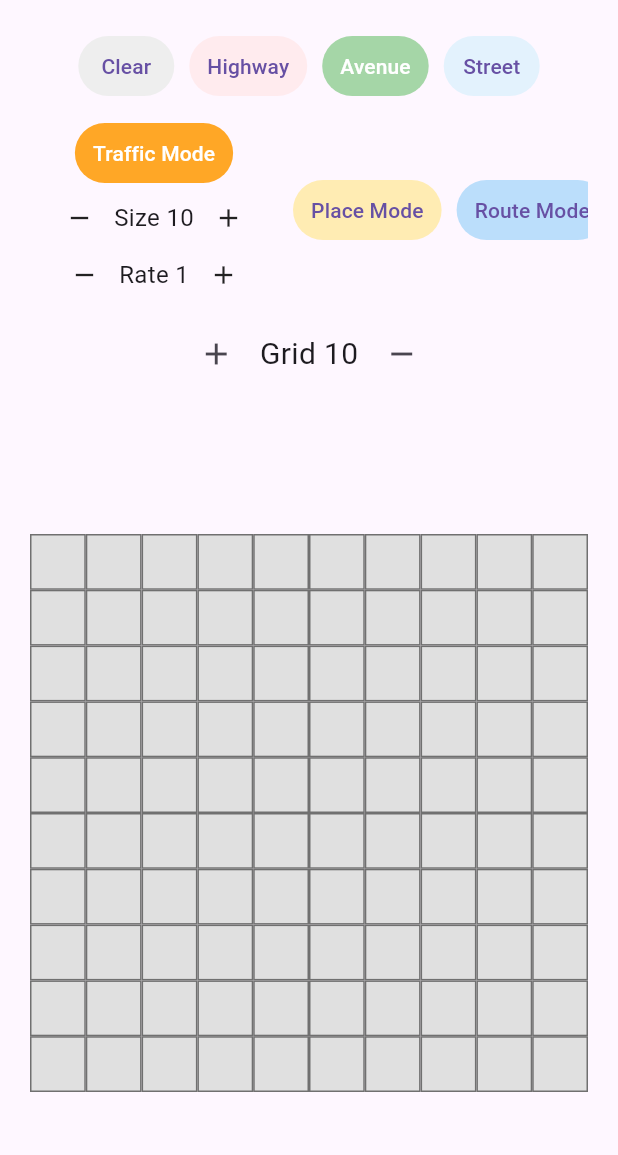
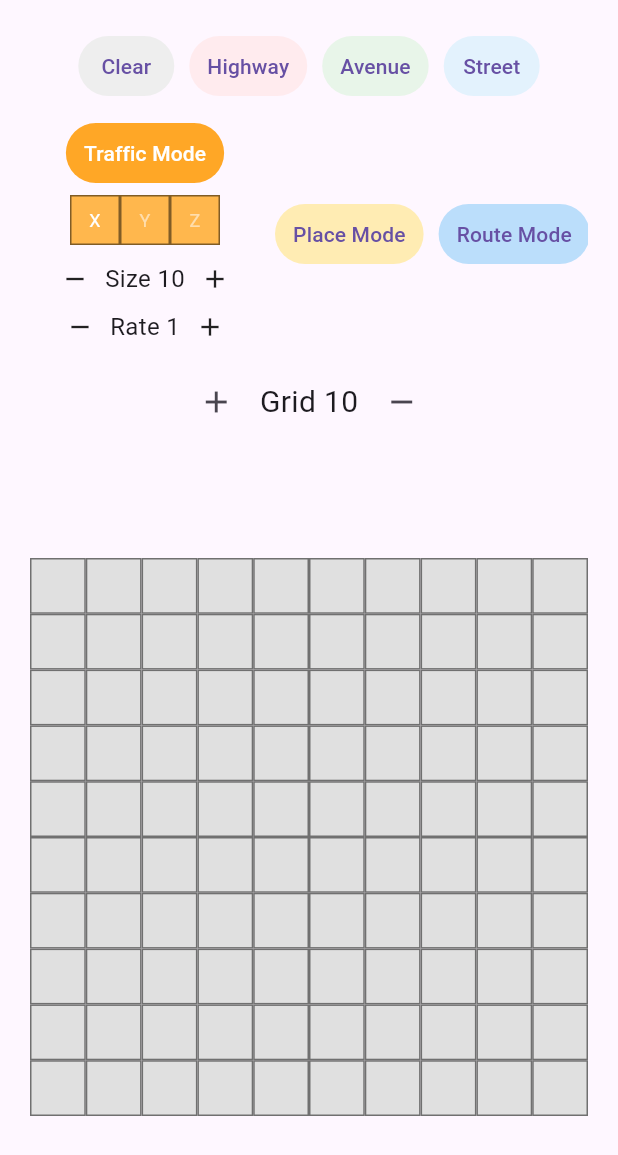
Before and after one commit to leop-contreras/ia-streets, a Flutter app: the screen it shows after launch, after a tap on "Traffic Mode", on a phone screen of 412 x 824 dp. Shown: the top 1155 px of the screen. Run offline on Flutter 3.47's test engine with Material 3 defaults, Android fonts, the light colour scheme and no system bars; our stand-ins replace flutter_dotenv.

Commit message:
Added the traffic mode menu

```diff
--- a/front/lib/actions.dart
+++ b/front/lib/actions.dart
@@ -128,8 +128,8 @@ class _ActionsBarState extends State<ActionsBar> {
                   Column(
                     children: [
                       TextButton(
-                        onPressed: //provider.changeOption(OptionType.route)
-                            () => provider.generatePath(),
+                        onPressed:
+                            () => provider.changeOption(OptionType.route),
                         style: TextButton.styleFrom(
                           backgroundColor:
                               provider.selectedOption == OptionType.route
--- a/front/lib/providers/boxManagerProvider.dart
+++ b/front/lib/providers/boxManagerProvider.dart
@@ -13,6 +13,7 @@ class BoxManagerProvider extends ChangeNotifier{
   List<int> _routeBoxIndexes = [];
   int _usedPlaces = 0;
   int _selectedPlaceIndex = 0;
+  int _selectedTrafficIndex = 0;
   List<Map<String,dynamic>> _places = [
     {
       "name":'A',
@@ -42,12 +43,26 @@ class BoxManagerProvider extends ChangeNotifier{
   int _gridSize = 10;
   RoadTypes _selectedBoxType = RoadTypes.avenue;
   final _boxColors = [Colors.grey[300], Colors.red[300], Colors.green[300], Colors.blue[300], Colors.amber];
-  List<Map<String,dynamic>> _traffics = [{
-        "description": "Chilangos Love",
+  List<Map<String,dynamic>> _traffics = [
+    {
+        "name": "X",
         "size":10,
         "rate":1,
         "indices": []
-    }];
+    },
+    {
+        "name": "Y",
+        "size":10,
+        "rate":1,
+        "indices": []
+    },
+    {
+        "name": "Z",
+        "size":10,
+        "rate":1,
+        "indices": []
+    }
+    ];
   List<int> _bordersTrafficWeight = [];
 
 
@@ -163,7 +178,7 @@ class BoxManagerProvider extends ChangeNotifier{
               "streets":[]
           },
           "places": [],
-          "traffic": []
+          "traffics": []
       },
       "trips": []
     };
@@ -184,22 +199,21 @@ class BoxManagerProvider extends ChangeNotifier{
       }
     }
 
-    List<List<int>> traffic_coords = [];
-    for(var i = 0; i < _traffics[0]['indices'].length; i++){
-      traffic_coords.add(getCoords(_traffics[0]['indices'][i]));
+    for(var i = 0; i < traffics.length; i++){
+      if(traffics[i]['indices'].length > 0){
+        List<List<int>> traffic_coords = [];
+        for(var i = 0; i < _traffics[i]['indices'].length; i++){
+          traffic_coords.add(getCoords(_traffics[i]['indices'][i]));
+        }
+        Map<String,dynamic> traffic = {
+          "name": traffics[i]['name'],
+          "size": traffics[i]['size'],
+          "rate": traffics[i]['rate'],
+          "coords": traffic_coords
+        };
+        payload['map']['traffics'].add(traffic);
+      }
     }
-
-    List<dynamic> trafficCoords = [];
-    for(int index in _traffics[0]['indices']) {
-      trafficCoords.add(getCoords(index));
-    }
-
-    payload['map']['traffic'] = [{
-        "description": _traffics[0]['description'],
-        "size": _traffics[0]['size'],
-        "rate": _traffics[0]['rate'],
-        "coords": trafficCoords
-    }];
 
     for(var i = 0; i < places.length; i++){
         if(places[i]['index'] != -1){
@@ -266,7 +280,6 @@ class BoxManagerProvider extends ChangeNotifier{
     for (var i = 0; i < _traffics.length; i++){
       for (var j = 0; j < _traffics[i]['indices'].length; j++){
         int trafficWeight = (_traffics[i]['size'] * _traffics[i]['rate']).round();
-        print(trafficWeight);
         try{
           _bordersTrafficWeight[_traffics[i]['indices'][j]] += trafficWeight;
         }catch (e) {
@@ -303,10 +316,12 @@ class BoxManagerProvider extends ChangeNotifier{
     final bool isToggleOn = selectedOptionType != selectedOption ? true : false;
     selectedOption = isToggleOn ? selectedOptionType : OptionType.none;
     switch(selectedOptionType){
-      case OptionType.avenue: selectedBoxType = isToggleOn ? RoadTypes.avenue : RoadTypes.none;
-      case OptionType.highway: selectedBoxType = isToggleOn ? RoadTypes.highway : RoadTypes.none;
-      case OptionType.street: selectedBoxType = isToggleOn ? RoadTypes.street : RoadTypes.none;
-      case OptionType.place: selectedBoxType = isToggleOn ? RoadTypes.place : RoadTypes.none;
+      case OptionType.avenue: selectedBoxType = isToggleOn ? RoadTypes.avenue : RoadTypes.none; break;
+      case OptionType.highway: selectedBoxType = isToggleOn ? RoadTypes.highway : RoadTypes.none; break;
+      case OptionType.street: selectedBoxType = isToggleOn ? RoadTypes.street : RoadTypes.none; break;
+      case OptionType.place: selectedBoxType = isToggleOn ? RoadTypes.place : RoadTypes.none; break;
+      case OptionType.traffic: selectedBoxType = RoadTypes.none; break;
+      case OptionType.route: selectedBoxType = RoadTypes.none; break;
       default: break;
     }
     notifyListeners();
@@ -344,6 +359,7 @@ class BoxManagerProvider extends ChangeNotifier{
   List<int> get bordersTrafficWeight => _bordersTrafficWeight;
   OptionType get selectedOption => _selectedOption;
   int get selectedPlaceIndex => _selectedPlaceIndex;
+  int get selectedTrafficIndex => _selectedTrafficIndex;
 
   //SETTERS
   set selectedBoxType (RoadTypes newValue){
@@ -401,4 +417,9 @@ class BoxManagerProvider extends ChangeNotifier{
     _selectedPlaceIndex = newValue;
     notifyListeners();
   }
+
+  set selectedTrafficIndex (int newValue){
+    _selectedTrafficIndex = newValue;
+    notifyListeners();
+  }
 }
--- a/front/lib/widgets/actionWidget.dart
+++ b/front/lib/widgets/actionWidget.dart
@@ -85,11 +85,11 @@ class SizerButton extends StatelessWidget {
         borderRadius: BorderRadius.circular(100), // Optional rounded corners
         onTap: () {
           isSize
-              ? provider.updateTrafficSize(0, isAdd)
-              : provider.updateTrafficRate(0, isAdd);
+              ? provider.updateTrafficSize(provider.selectedTrafficIndex, isAdd)
+              : provider.updateTrafficRate(provider.selectedTrafficIndex, isAdd);
         },
         child: Padding(
-          padding: EdgeInsets.all(9),
+          padding: EdgeInsets.all(6),
           child: Icon(isAdd ? Icons.add : Icons.remove, size: 20),
         ),
       ),
--- a/front/lib/widgets/floatingOptions.dart
+++ b/front/lib/widgets/floatingOptions.dart
@@ -3,7 +3,7 @@ import 'package:provider/provider.dart';
 import '../providers/boxManagerProvider.dart';
 import 'actionWidget.dart';
 
-class TrafficModeOptions extends StatelessWidget {
+class TrafficModeOptions extends StatefulWidget {
   const TrafficModeOptions({
     super.key,
     required this.provider,
@@ -12,13 +12,60 @@ class TrafficModeOptions extends StatelessWidget {
   final BoxManagerProvider provider;
 
   @override
+  State<TrafficModeOptions> createState() => _TrafficModeOptionsState();
+}
+
+class _TrafficModeOptionsState extends State<TrafficModeOptions> {
+  @override
   Widget build(BuildContext context) {
+    final provider = Provider.of<BoxManagerProvider>(context, listen: false);
+
     return Padding(
       padding: EdgeInsets.only(left: 8.0, right: 8.0),
       child: Column(
         key: ValueKey('traffic_controls'),
         mainAxisSize: MainAxisSize.min,
         children: [
+          Padding(
+            padding: const EdgeInsets.only(top: 4.0),
+            child: Row(
+                mainAxisSize: MainAxisSize.min,
+                children: [
+                  Container(
+                    height: 40,
+                    width: 100,
+                    child: GridView.count(
+                      crossAxisCount: 3,
+                      shrinkWrap: true,
+                      physics: NeverScrollableScrollPhysics(),
+                      children: List.generate(widget.provider.traffics.length, (index) {
+                        return GestureDetector(
+                          onTap: () {
+                            setState(() {
+                              provider.selectedTrafficIndex = index;
+                            });
+                            },
+                          child: Container(
+                            decoration: BoxDecoration(
+                              color: Colors.orange[300],
+                              border: Border.all(color: Colors.black.withValues(alpha: 0.5))
+                            ),
+                            child: Center(
+                              child: Text(
+                                '${widget.provider.traffics[index]['name']}',
+                                style: TextStyle(
+                                  color: provider.selectedTrafficIndex == index ? Colors.white : Colors.white54,
+                                  fontSize: 12),
+                              ),
+                            ),
+                          ),
+                        );
+                      }),
+                    ),
+                  ),
+                ],
+              ),
+          ),
           Container(
             padding: EdgeInsets.symmetric(
               horizontal: 6,
@@ -29,16 +76,16 @@ class TrafficModeOptions extends StatelessWidget {
               mainAxisSize: MainAxisSize.min,
               children: [
                 SizerButton(
-                  provider: provider,
+                  provider: widget.provider,
                   isSize: true,
                   isAdd: false,
                 ),
                 Text(
-                  "Size ${provider.traffics[0]['size']}",
+                  "Size ${widget.provider.traffics[widget.provider.selectedTrafficIndex]['size']}",
                   style: TextStyle(fontSize: 16),
                 ),
                 SizerButton(
-                  provider: provider,
+                  provider: widget.provider,
                   isSize: true,
                   isAdd: true,
                 ),
@@ -55,16 +102,16 @@ class TrafficModeOptions extends StatelessWidget {
               mainAxisSize: MainAxisSize.min,
               children: [
                 SizerButton(
-                  provider: provider,
+                  provider: widget.provider,
                   isSize: false,
                   isAdd: false,
                 ),
                 Text(
-                  "Rate ${provider.traffics[0]['rate']}",
+                  "Rate ${widget.provider.traffics[widget.provider.selectedTrafficIndex]['rate']}",
                   style: TextStyle(fontSize: 16),
                 ),
                 SizerButton(
-                  provider: provider,
+                  provider: widget.provider,
                   isSize: false,
                   isAdd: true,
                 ),
@@ -172,50 +219,37 @@ class RouteModeOptions extends StatelessWidget {
               horizontal: 6,
               vertical: 0,
             ),
-            child: Row(
+            child: Column(
               spacing: 4,
               mainAxisSize: MainAxisSize.min,
               children: [
-                SizerButton(
-                  provider: provider,
-                  isSize: true,
-                  isAdd: false,
+                TextButton(
+                  onPressed:
+                      () => provider.generatePath(),
+                  style: TextButton.styleFrom(
+                    shape: RoundedRectangleBorder(
+                      borderRadius: BorderRadius.all(Radius.elliptical(15, 10)),
+                      side: BorderSide(color:Colors.teal, width: 2)
+                      ),
+                    backgroundColor:Colors.transparent,
+                    foregroundColor: Colors.black87,
+                  ),
+                  child: Text("Sequencial"),
                 ),
-                Text(
-                  "Strength ${provider.traffics[0]['size']}",
-                  style: TextStyle(fontSize: 16),
-                ),
-                SizerButton(
-                  provider: provider,
-                  isSize: true,
-                  isAdd: true,
-                ),
-              ],
-            ),
-          ),
-          Container(
-            padding: EdgeInsets.symmetric(
-              horizontal: 6,
-              vertical: 0,
-            ),
-            child: Row(
-              spacing: 4,
-              mainAxisSize: MainAxisSize.min,
-              children: [
-                SizerButton(
-                  provider: provider,
-                  isSize: false,
-                  isAdd: false,
-                ),
-                Text(
-                  "Rate ${provider.traffics[0]['rate']}",
-                  style: TextStyle(fontSize: 16),
-                ),
-                SizerButton(
-                  provider: provider,
-                  isSize: false,
-                  isAdd: true,
-                ),
+                TextButton(
+                  onPressed:
+                      () => print("Optimized"),
+                  style: TextButton.styleFrom(
+                    shape: RoundedRectangleBorder(
+                      borderRadius: BorderRadius.all(Radius.elliptical(15, 10)),
+                      side: BorderSide(color:Colors.cyan, width: 2)
+                      ),
+                    backgroundColor:Colors.transparent,
+                    foregroundColor: Colors.black87,
+                  ),
+                  child: Text("Optimized"),
+                )
+
               ],
             ),
           ),
--- a/front/lib/worldmap.dart
+++ b/front/lib/worldmap.dart
@@ -131,6 +131,7 @@ class BoxWidget extends StatelessWidget {
   Widget build(BuildContext context) {
     final provider = Provider.of<BoxManagerProvider>(context);
     final color = provider.boxColors[provider.boxManagerList[index].index];
+
     Border paintTrafficBorder(int index){
       int weight = provider.bordersTrafficWeight[index];
       if(weight >= 100){
@@ -160,7 +161,7 @@ class BoxWidget extends StatelessWidget {
       onTap: () {
         print(provider.selectedOption);
         if (provider.selectedOption == OptionType.traffic){
-          provider.handleTraffic(0, index); // TODO multiple traffics
+          provider.handleTraffic(provider.selectedTrafficIndex, index); // TODO multiple traffics
           return;
         }else if(provider.selectedOption == OptionType.place){
           print("About to handle place");
```
